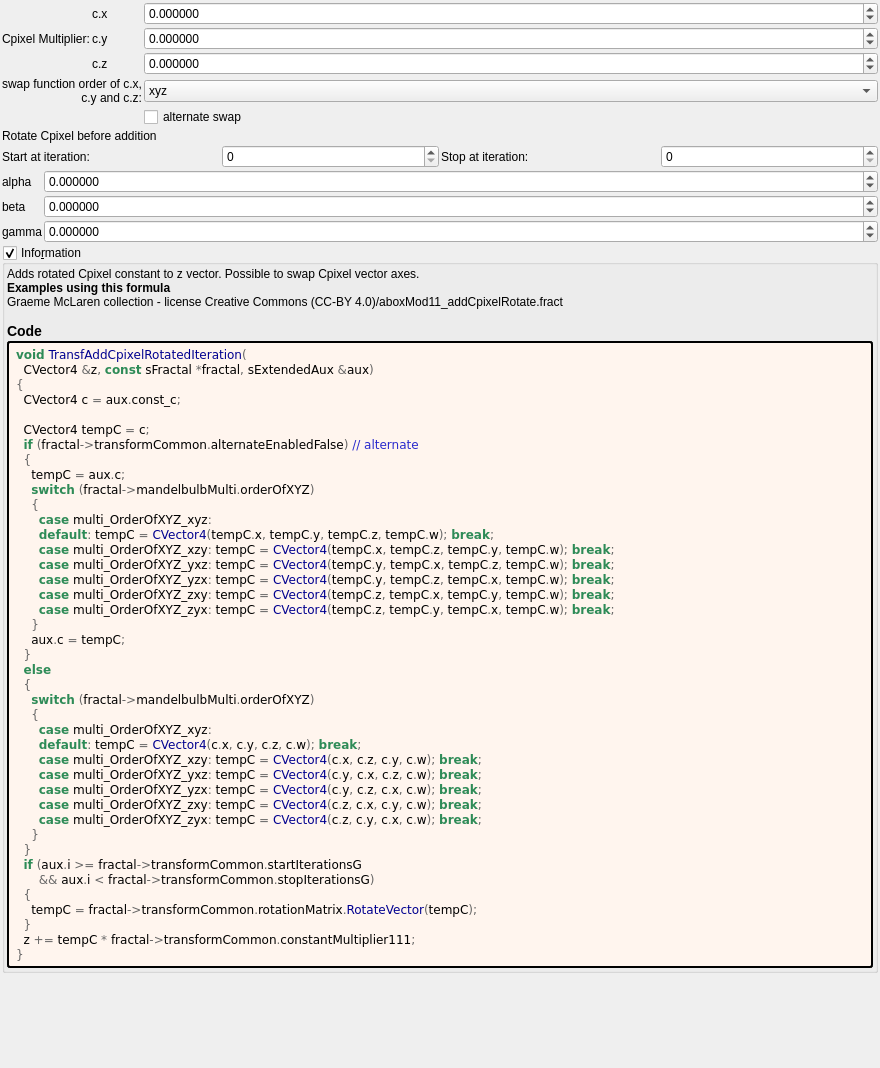
Before: the Qt Designer form mandelbulber2/deploy/share/mandelbulber2/formula/ui/transf_add_cpixel_rotated.ui in irinox-ctrl/mandelbulber2, drawn with Qt 5.
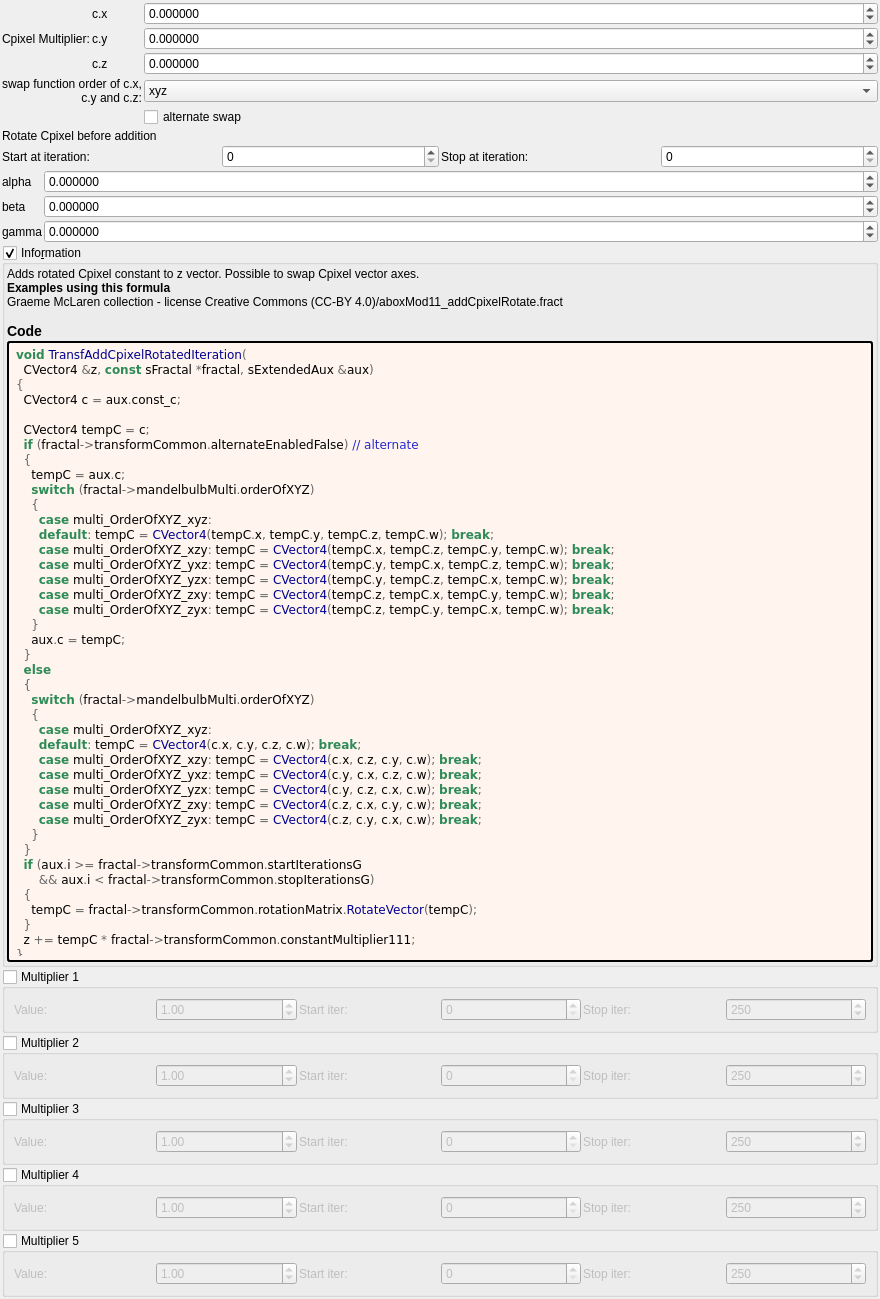
After: the same form once the commit is applied. Custom widgets are drawn as their Qt base class.

Commit message:
feat: add 5 general-purpose multipliers to all 1007 fractal formulas
Each multiplier has:
- Checkbox (OFF by default)
- Value spinbox (default 1.0, range -100 to 100)
- Iteration start/stop range

Logic: z *= value; DE *= |value|;

Uses existing transformCommon parameters:
- Checkboxes: functionEnabledBx/By/Bz/Bw/CzFalse
- Values: scale4/5/6/8/16
- Ranges: startIterationsB-F/stopIterationsB-F

Modified 1007 .cpp (CPU), 1006 .cl (GPU), 1023 .ui files.
Both source (formula/) and deploy (deploy/share/) copies updated.

```diff
--- a/mandelbulber2/deploy/share/mandelbulber2/formula/ui/transf_add_cpixel_rotated.ui
+++ b/mandelbulber2/deploy/share/mandelbulber2/formula/ui/transf_add_cpixel_rotated.ui
@@ -482,6 +482,192 @@
      </layout>
     </widget>
    </item>
+   <item>
+    <widget class="MyGroupBox" name="groupCheck_transf_function_enabledBx_false">
+     <property name="title"><string>Multiplier 1</string></property>
+     <property name="checkable"><bool>true</bool></property>
+     <property name="checked"><bool>false</bool></property>
+     <layout class="QGridLayout" name="gridLayout_mult1">
+      <property name="spacing"><number>2</number></property>
+      <item row="0" column="0">
+       <widget class="QLabel"><property name="text"><string>Value:</string></property></widget>
+      </item>
+      <item row="0" column="1">
+       <widget class="MyDoubleSpinBox" name="spinbox_transf_scale_4">
+        <property name="minimum"><double>-100.0</double></property><property name="maximum"><double>100.0</double></property>
+        <property name="singleStep"><double>0.01</double></property><property name="value"><double>1.0</double></property>
+       </widget>
+      </item>
+      <item row="0" column="2">
+       <widget class="QLabel"><property name="text"><string>Start iter:</string></property></widget>
+      </item>
+      <item row="0" column="3">
+       <widget class="MySpinBox" name="spinboxInt_transf_start_iterations_B">
+        <property name="minimum"><number>0</number></property><property name="maximum"><number>10000</number></property>
+        <property name="value"><number>0</number></property>
+       </widget>
+      </item>
+      <item row="0" column="4">
+       <widget class="QLabel"><property name="text"><string>Stop iter:</string></property></widget>
+      </item>
+      <item row="0" column="5">
+       <widget class="MySpinBox" name="spinboxInt_transf_stop_iterations_B">
+        <property name="minimum"><number>0</number></property><property name="maximum"><number>10000</number></property>
+        <property name="value"><number>250</number></property>
+       </widget>
+      </item>
+     </layout>
+    </widget>
+   </item>
+   <item>
+    <widget class="MyGroupBox" name="groupCheck_transf_function_enabledBy_false">
+     <property name="title"><string>Multiplier 2</string></property>
+     <property name="checkable"><bool>true</bool></property>
+     <property name="checked"><bool>false</bool></property>
+     <layout class="QGridLayout" name="gridLayout_mult2">
+      <property name="spacing"><number>2</number></property>
+      <item row="0" column="0">
+       <widget class="QLabel"><property name="text"><string>Value:</string></property></widget>
+      </item>
+      <item row="0" column="1">
+       <widget class="MyDoubleSpinBox" name="spinbox_transf_scale_5">
+        <property name="minimum"><double>-100.0</double></property><property name="maximum"><double>100.0</double></property>
+        <property name="singleStep"><double>0.01</double></property><property name="value"><double>1.0</double></property>
+       </widget>
+      </item>
+      <item row="0" column="2">
+       <widget class="QLabel"><property name="text"><string>Start iter:</string></property></widget>
+      </item>
+      <item row="0" column="3">
+       <widget class="MySpinBox" name="spinboxInt_transf_start_iterations_C">
+        <property name="minimum"><number>0</number></property><property name="maximum"><number>10000</number></property>
+        <property name="value"><number>0</number></property>
+       </widget>
+      </item>
+      <item row="0" column="4">
+       <widget class="QLabel"><property name="text"><string>Stop iter:</string></property></widget>
+      </item>
+      <item row="0" column="5">
+       <widget class="MySpinBox" name="spinboxInt_transf_stop_iterations_C">
+        <property name="minimum"><number>0</number></property><property name="maximum"><number>10000</number></property>
+        <property name="value"><number>250</number></property>
+       </widget>
+      </item>
+     </layout>
+    </widget>
+   </item>
+   <item>
+    <widget class="MyGroupBox" name="groupCheck_transf_function_enabledBz_false">
+     <property name="title"><string>Multiplier 3</string></property>
+     <property name="checkable"><bool>true</bool></property>
+     <property name="checked"><bool>false</bool></property>
+     <layout class="QGridLayout" name="gridLayout_mult3">
+      <property name="spacing"><number>2</number></property>
+      <item row="0" column="0">
+       <widget class="QLabel"><property name="text"><string>Value:</string></property></widget>
+      </item>
+      <item row="0" column="1">
+       <widget class="MyDoubleSpinBox" name="spinbox_transf_scale_6">
+        <property name="minimum"><double>-100.0</double></property><property name="maximum"><double>100.0</double></property>
+        <property name="singleStep"><double>0.01</double></property><property name="value"><double>1.0</double></property>
+       </widget>
+      </item>
+      <item row="0" column="2">
+       <widget class="QLabel"><property name="text"><string>Start iter:</string></property></widget>
+      </item>
+      <item row="0" column="3">
+       <widget class="MySpinBox" name="spinboxInt_transf_start_iterations_D">
+        <property name="minimum"><number>0</number></property><property name="maximum"><number>10000</number></property>
+        <property name="value"><number>0</number></property>
+       </widget>
+      </item>
+      <item row="0" column="4">
+       <widget class="QLabel"><property name="text"><string>Stop iter:</string></property></widget>
+      </item>
+      <item row="0" column="5">
+       <widget class="MySpinBox" name="spinboxInt_transf_stop_iterations_D">
+        <property name="minimum"><number>0</number></property><property name="maximum"><number>10000</number></property>
+        <property name="value"><number>250</number></property>
+       </widget>
+      </item>
+     </layout>
+    </widget>
+   </item>
+   <item>
+    <widget class="MyGroupBox" name="groupCheck_transf_function_enabledBw_false">
+     <property name="title"><string>Multiplier 4</string></property>
+     <property name="checkable"><bool>true</bool></property>
+     <property name="checked"><bool>false</bool></property>
+     <layout class="QGridLayout" name="gridLayout_mult4">
+      <property name="spacing"><number>2</number></property>
+      <item row="0" column="0">
+       <widget class="QLabel"><property name="text"><string>Value:</string></property></widget>
+      </item>
+      <item row="0" column="1">
+       <widget class="MyDoubleSpinBox" name="spinbox_transf_scale_8">
+        <property name="minimum"><double>-100.0</double></property><property name="maximum"><double>100.0</double></property>
+        <property name="singleStep"><double>0.01</double></property><property name="value"><double>1.0</double></property>
+       </widget>
+      </item>
+      <item row="0" column="2">
+       <widget class="QLabel"><property name="text"><string>Start iter:</string></property></widget>
+      </item>
+      <item row="0" column="3">
+       <widget class="MySpinBox" name="spinboxInt_transf_start_iterations_E">
+        <property name="minimum"><number>0</number></property><property name="maximum"><number>10000</number></property>
+        <property name="value"><number>0</number></property>
+       </widget>
+      </item>
+      <item row="0" column="4">
+       <widget class="QLabel"><property name="text"><string>Stop iter:</string></property></widget>
+      </item>
+      <item row="0" column="5">
+       <widget class="MySpinBox" name="spinboxInt_transf_stop_iterations_E">
+        <property name="minimum"><number>0</number></property><property name="maximum"><number>10000</number></property>
+        <property name="value"><number>250</number></property>
+       </widget>
+      </item>
+     </layout>
+    </widget>
+   </item>
+   <item>
+    <widget class="MyGroupBox" name="groupCheck_transf_function_enabledCz_false">
+     <property name="title"><string>Multiplier 5</string></property>
+     <property name="checkable"><bool>true</bool></property>
+     <property name="checked"><bool>false</bool></property>
+     <layout class="QGridLayout" name="gridLayout_mult5">
+      <property name="spacing"><number>2</number></property>
+      <item row="0" column="0">
+       <widget class="QLabel"><property name="text"><string>Value:</string></property></widget>
+      </item>
+      <item row="0" column="1">
+       <widget class="MyDoubleSpinBox" name="spinbox_transf_scale_16">
+        <property name="minimum"><double>-100.0</double></property><property name="maximum"><double>100.0</double></property>
+        <property name="singleStep"><double>0.01</double></property><property name="value"><double>1.0</double></property>
+       </widget>
+      </item>
+      <item row="0" column="2">
+       <widget class="QLabel"><property name="text"><string>Start iter:</string></property></widget>
+      </item>
+      <item row="0" column="3">
+       <widget class="MySpinBox" name="spinboxInt_transf_start_iterations_F">
+        <property name="minimum"><number>0</number></property><property name="maximum"><number>10000</number></property>
+        <property name="value"><number>0</number></property>
+       </widget>
+      </item>
+      <item row="0" column="4">
+       <widget class="QLabel"><property name="text"><string>Stop iter:</string></property></widget>
+      </item>
+      <item row="0" column="5">
+       <widget class="MySpinBox" name="spinboxInt_transf_stop_iterations_F">
+        <property name="minimum"><number>0</number></property><property name="maximum"><number>10000</number></property>
+        <property name="value"><number>250</number></property>
+       </widget>
+      </item>
+     </layout>
+    </widget>
+   </item>
+
    <item>
     <spacer name="verticalSpacer">
      <property name="orientation">
```
The commit also changes 3972 other files.
